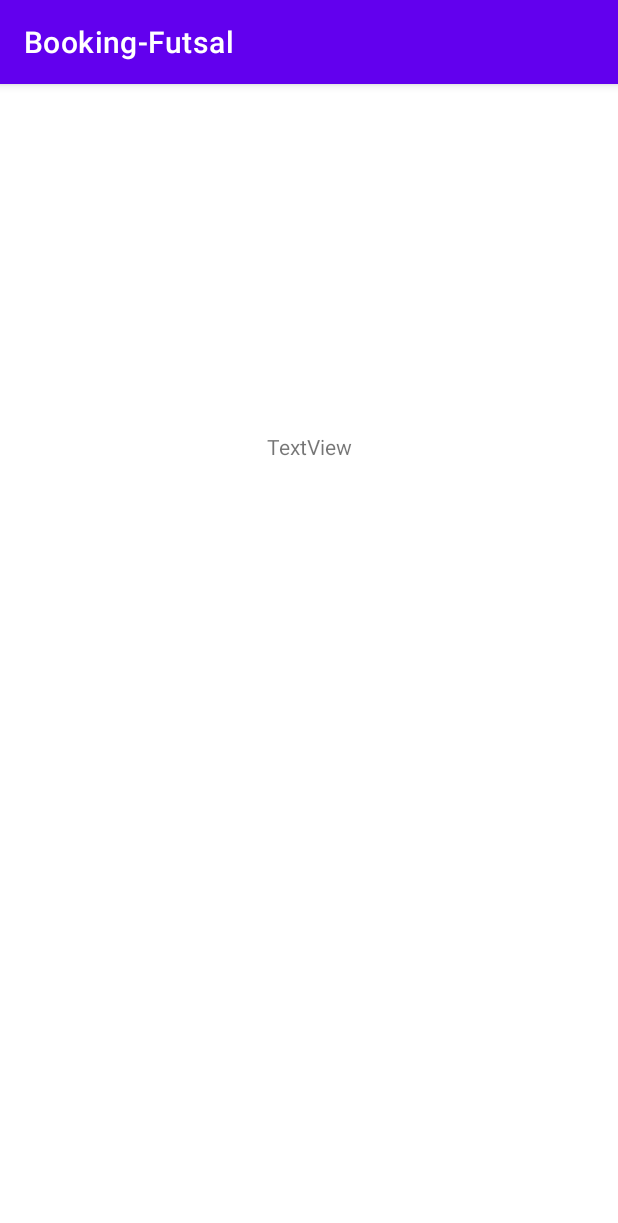
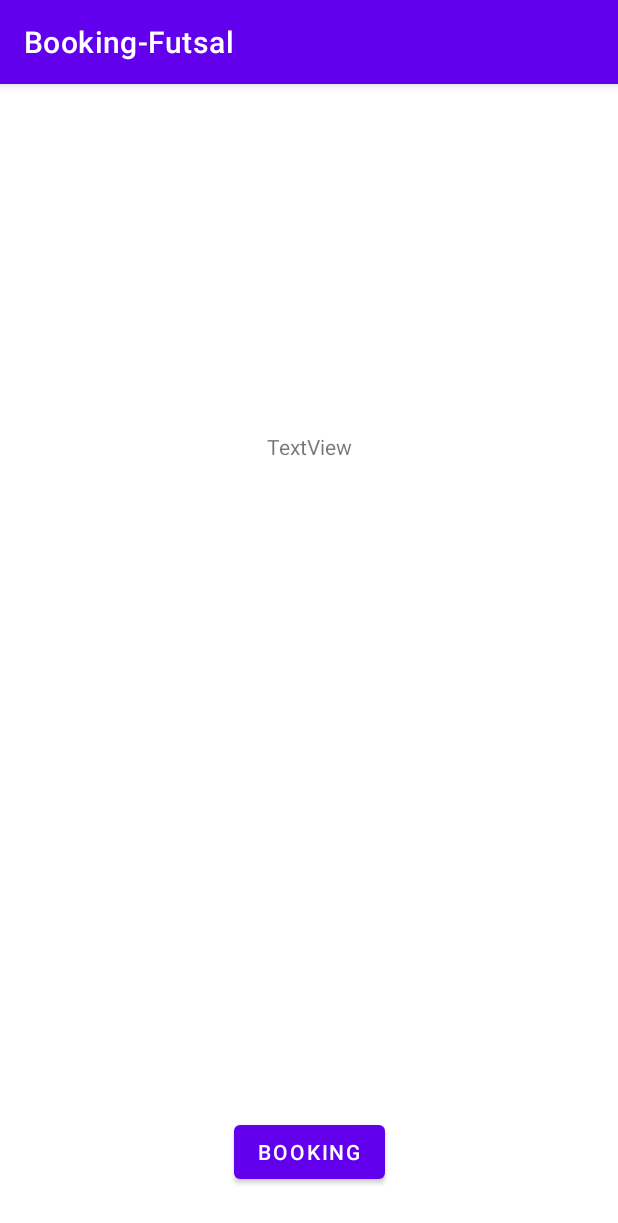
Before and after one commit to abdullahJufri/Booking-Futsal, an Android app: the DetailActivity screen opened directly, with no data from a screen before it, on a phone screen of 412 x 824 dp. Shown: the top 1223 px of the screen. Run offline under Robolectric (Android 15) with nearby library versions, the phone set to English and light mode, and no system bars; pictures from the network do not load; 5 statements that could not run were skipped.

Commit message:
+ membuat BookingActivity.kt _membuat date picker

```diff
--- a/app/src/main/java/com/bangkit/booking_futsal/module/home/detail/DetailActivity.kt
+++ b/app/src/main/java/com/bangkit/booking_futsal/module/home/detail/DetailActivity.kt
@@ -1,11 +1,13 @@
 package com.bangkit.booking_futsal.module.home.detail
 
+import android.content.Intent
 import androidx.appcompat.app.AppCompatActivity
 import android.os.Bundle
 import androidx.activity.viewModels
 import com.bangkit.booking_futsal.R
 import com.bangkit.booking_futsal.data.remote.model.FutsalsItem
 import com.bangkit.booking_futsal.databinding.ActivityDetailBinding
+import com.bangkit.booking_futsal.module.home.booking.BookingActivity
 import com.bumptech.glide.Glide
 
 class DetailActivity : AppCompatActivity() {
@@ -21,6 +23,11 @@ class DetailActivity : AppCompatActivity() {
         futsal = intent.getParcelableExtra(EXTRA_FUTSAL)!!
         viewmodel.setDetailStory(futsal)
         displayResult()
+
+        binding.btnBooking.setOnClickListener {
+            val intent = Intent(this, BookingActivity::class.java)
+            startActivity(intent)
+        }
 
     }
 
--- /dev/null
+++ b/app/src/main/res/drawable/ic_baseline_calendar_month_24.xml
@@ -0,0 +1,5 @@
+<vector android:height="24dp" android:tint="#000000"
+    android:viewportHeight="24" android:viewportWidth="24"
+    android:width="24dp" xmlns:android="http://schemas.android.com/apk/res/android">
+    <path android:fillColor="@android:color/white" android:pathData="M19,4h-1V2h-2v2H8V2H6v2H5C3.89,4 3.01,4.9 3.01,6L3,20c0,1.1 0.89,2 2,2h14c1.1,0 2,-0.9 2,-2V6C21,4.9 20.1,4 19,4zM19,20H5V10h14V20zM9,14H7v-2h2V14zM13,14h-2v-2h2V14zM17,14h-2v-2h2V14zM9,18H7v-2h2V18zM13,18h-2v-2h2V18zM17,18h-2v-2h2V18z"/>
+</vector>
--- a/app/src/main/res/layout/activity_detail.xml
+++ b/app/src/main/res/layout/activity_detail.xml
@@ -28,4 +28,16 @@
         app:layout_constraintEnd_toEndOf="parent"
         app:layout_constraintStart_toStartOf="parent"
         app:layout_constraintTop_toBottomOf="@+id/img_dtl_photos" />
+
+    <Button
+        android:id="@+id/btn_booking"
+        android:layout_width="wrap_content"
+        android:layout_height="wrap_content"
+        android:layout_marginStart="16dp"
+        android:layout_marginEnd="16dp"
+        android:layout_marginBottom="32dp"
+        android:text="Booking"
+        app:layout_constraintBottom_toBottomOf="parent"
+        app:layout_constraintEnd_toEndOf="parent"
+        app:layout_constraintStart_toStartOf="parent" />
 </androidx.constraintlayout.widget.ConstraintLayout>
```
Also changed, not shown: app/src/main/AndroidManifest.xml (+7 -0 lines), app/src/main/java/com/bangkit/booking_futsal/module/home/booking/BookingActivity.kt (added, +93 -0 lines), app/src/main/java/com/bangkit/booking_futsal/module/home/booking/BookingViewmodels.kt (added, +7 -0 lines), app/src/main/res/layout/activity_booking.xml (added, +47 -0 lines).
